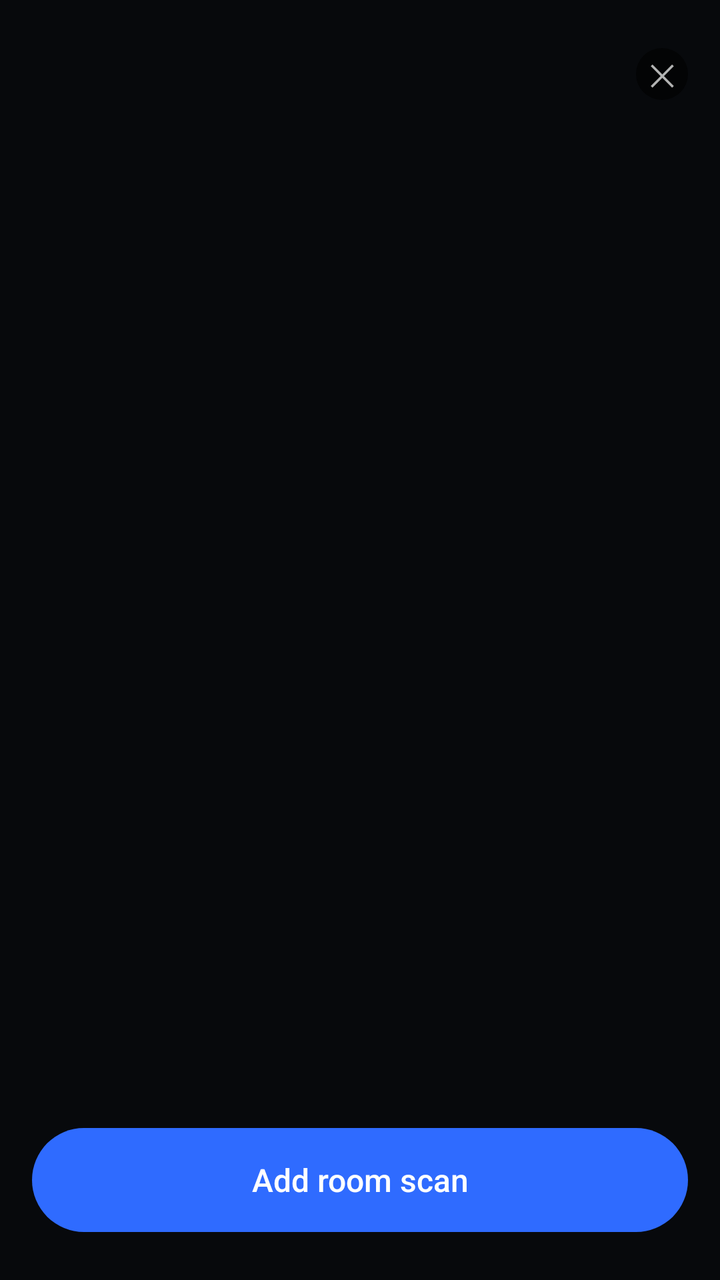
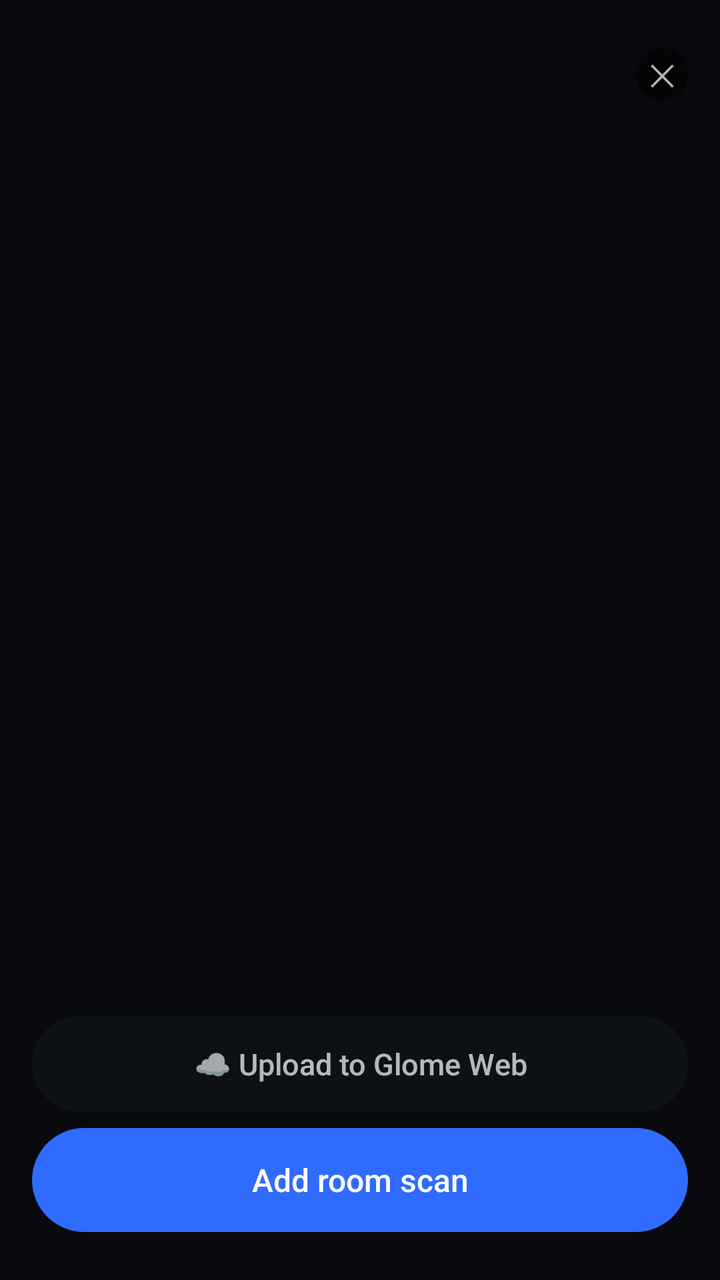

Before-and-after screenshots of an Android layout around one commit, followed by the original layout XML and the change that was made.
<!-- AndroidManifest.xml: application theme Theme.GlomeArScan -->
<!-- res/layout/activity_property_detail.xml -->
<?xml version="1.0" encoding="utf-8"?>
<LinearLayout xmlns:android="http://schemas.android.com/apk/res/android"
    android:layout_width="match_parent"
    android:layout_height="match_parent"
    android:orientation="vertical"
    android:background="@color/ink"
    android:paddingTop="24dp">

    <LinearLayout
        android:layout_width="match_parent"
        android:layout_height="wrap_content"
        android:orientation="horizontal"
        android:gravity="center_vertical"
        android:paddingHorizontal="16dp"
        android:paddingBottom="12dp">

        <LinearLayout
            android:layout_width="0dp"
            android:layout_height="wrap_content"
            android:layout_weight="1"
            android:orientation="vertical">

            <TextView
                android:id="@+id/addressText"
                android:layout_width="match_parent"
                android:layout_height="wrap_content"
                android:textColor="@color/text_secondary"
                android:textSize="18sp"
                android:fontFamily="sans-serif-medium" />

            <TextView
                android:id="@+id/noteText"
                android:layout_width="match_parent"
                android:layout_height="wrap_content"
                android:textColor="@color/text_faint"
                android:textSize="12sp"
                android:visibility="gone" />
        </LinearLayout>

        <TextView
            android:id="@+id/closeButton"
            android:layout_width="26dp"
            android:layout_height="26dp"
            android:background="@drawable/pill"
            android:gravity="center"
            android:textColor="@color/text_secondary"
            android:textSize="15sp"
            android:contentDescription="Close"
            android:text="&#10005;" />
    </LinearLayout>

    <TextView
        android:id="@+id/emptyText"
        android:layout_width="match_parent"
        android:layout_height="wrap_content"
        android:layout_marginTop="48dp"
        android:gravity="center"
        android:text="No rooms scanned yet."
        android:textColor="@color/text_faint"
        android:textSize="14sp"
        android:visibility="gone" />

    <ScrollView
        android:layout_width="match_parent"
        android:layout_height="0dp"
        android:layout_weight="1">

        <LinearLayout
            android:id="@+id/roomList"
            android:layout_width="match_parent"
            android:layout_height="wrap_content"
            android:orientation="vertical"
            android:paddingHorizontal="12dp"
            android:paddingBottom="12dp" />
    </ScrollView>

    <Button
        android:id="@+id/addRoomButton"
        android:layout_width="match_parent"
        android:layout_height="52dp"
        android:layout_marginHorizontal="16dp"
        android:layout_marginBottom="24dp"
        android:background="@drawable/btn_pill"
        android:backgroundTint="@color/action"
        android:stateListAnimator="@null"
        android:text="Add room scan"
        android:textAllCaps="false"
        android:textColor="@color/text_primary"
        android:textSize="16sp" />
</LinearLayout>
<!-- resources referenced by this layout -->
<resources>
  <color name="action">#FF2F6BFF</color>
  <color name="ink">#FF07090C</color>
  <color name="text_faint">#80FFFFFF</color>
  <color name="text_primary">#FFFFFFFF</color>
  <color name="text_secondary">#B3FFFFFF</color>
  <!-- drawable btn_pill (drawable) -->
  <?xml version="1.0" encoding="utf-8"?>
  <shape xmlns:android="http://schemas.android.com/apk/res/android" android:shape="rectangle">
      <corners android:radius="100dp" />
      <solid android:color="@android:color/white" />
  </shape>
  <!-- drawable pill (drawable) -->
  <?xml version="1.0" encoding="utf-8"?>
  <shape xmlns:android="http://schemas.android.com/apk/res/android" android:shape="rectangle">
      <corners android:radius="100dp" />
      <solid android:color="@color/pill" />
  </shape>
  <style name="Theme.GlomeArScan" parent="Theme.AppCompat.NoActionBar">
          <item name="android:windowBackground">@color/ink</item>
          <item name="android:statusBarColor">@android:color/transparent</item>
          <item name="android:navigationBarColor">@android:color/transparent</item>
          <item name="android:windowLightStatusBar">false</item>
          <item name="android:windowLightNavigationBar">false</item>
      </style>
  <color name="pill">#99000000</color>
</resources>

<!-- the commit's change to res/layout/activity_property_detail.xml (unified diff, before → after) -->
@@ -74,17 +74,50 @@
             android:paddingBottom="12dp" />
     </ScrollView>
 
-    <Button
-        android:id="@+id/addRoomButton"
+    <LinearLayout
         android:layout_width="match_parent"
-        android:layout_height="52dp"
-        android:layout_marginHorizontal="16dp"
-        android:layout_marginBottom="24dp"
-        android:background="@drawable/btn_pill"
-        android:backgroundTint="@color/action"
-        android:stateListAnimator="@null"
-        android:text="Add room scan"
-        android:textAllCaps="false"
-        android:textColor="@color/text_primary"
-        android:textSize="16sp" />
+        android:layout_height="wrap_content"
+        android:orientation="vertical"
+        android:paddingHorizontal="16dp"
+        android:paddingBottom="24dp">
+
+        <Button
+            android:id="@+id/uploadPropertyButton"
+            android:layout_width="match_parent"
+            android:layout_height="48dp"
+            android:layout_marginBottom="8dp"
+            android:background="@drawable/btn_pill"
+            android:backgroundTint="@color/card"
+            android:stateListAnimator="@null"
+            android:text="☁️ Upload to Glome Web"
+            android:textAllCaps="false"
+            android:textColor="@color/text_secondary"
+            android:textSize="15sp" />
+
+        <Button
+            android:id="@+id/viewTourButton"
+            android:layout_width="match_parent"
+            android:layout_height="48dp"
+            android:layout_marginBottom="8dp"
+            android:background="@drawable/btn_pill"
+            android:backgroundTint="@color/card"
+            android:stateListAnimator="@null"
+            android:text="View mesh and Gaussian splat"
+            android:textAllCaps="false"
+            android:textColor="@color/text_secondary"
+            android:textSize="15sp"
+            android:visibility="gone" />
+
+        <Button
+            android:id="@+id/addRoomButton"
+            android:layout_width="match_parent"
+            android:layout_height="52dp"
+            android:background="@drawable/btn_pill"
+            android:backgroundTint="@color/action"
+            android:stateListAnimator="@null"
+            android:text="Add room scan"
+            android:textAllCaps="false"
+            android:textColor="@color/text_primary"
+            android:textSize="16sp" />
+    </LinearLayout>
 </LinearLayout>
<!-- resource entries referenced after the edit -->
@@ -1,6 +1,7 @@
 <!-- resources referenced by this layout -->
 <resources>
   <color name="action">#FF2F6BFF</color>
+  <color name="card">#B3121417</color>
   <color name="ink">#FF07090C</color>
   <color name="text_faint">#80FFFFFF</color>
   <color name="text_primary">#FFFFFFFF</color>
